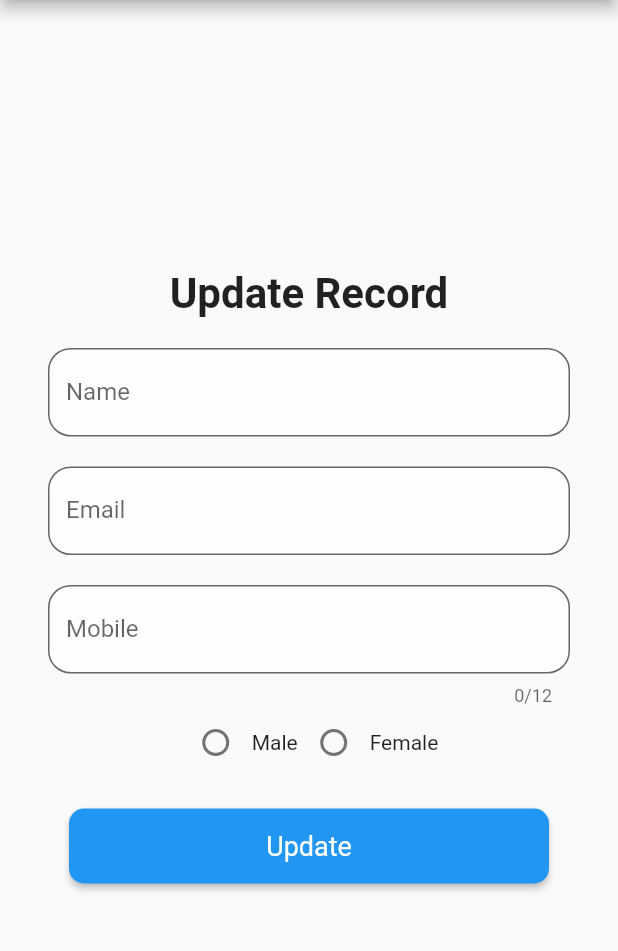
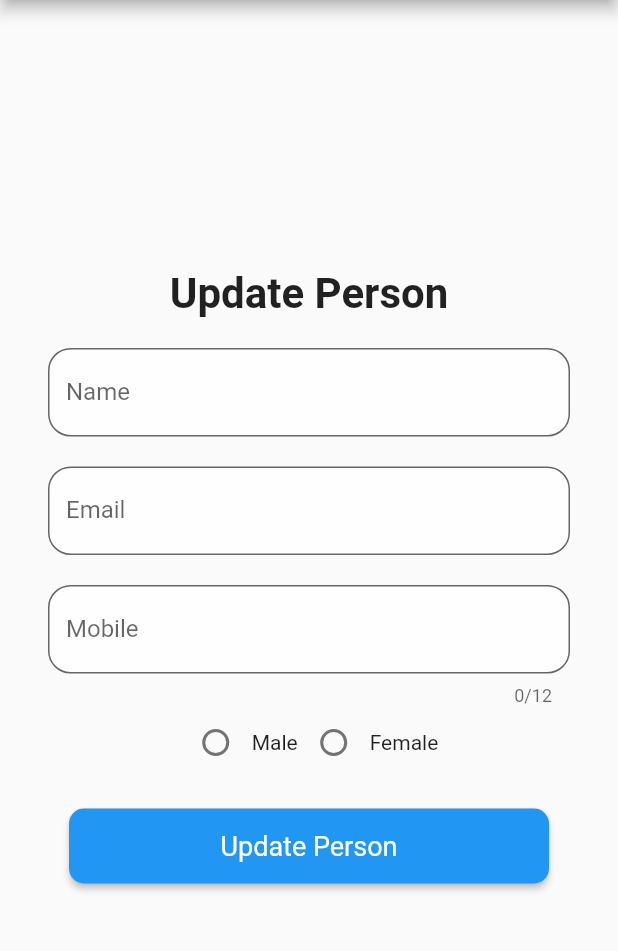
Before and after one commit to mafzaldev/flutter-firebase-crud, a Flutter app: the ListItem widget shown alone on an empty page, opened directly with empty values, after a tap on the "edit" icon, on a phone screen of 412 x 824 dp, the part 84-1035 px from its top. Run offline on Flutter 3.47's test engine with Material 2 defaults, Android fonts, the phone set to English and light mode, and no system bars; our stand-ins replace cloud_firestore, firebase_core; missing offline and left inert: bulleted_list; accounts and stored records are empty; Roboto replaces fonts that are missing (Poppins).

Commit message:
changed crud steps

```diff
--- a/lib/utils.dart
+++ b/lib/utils.dart
@@ -25,14 +25,13 @@ toggleDrawer(scaffoldKey) async {
 class Data {
   static List readData = [
     "Create function named readData() in your Flutter app.",
-    "Initialize a Cloud Firestore instance in that function app.You can do this by calling the instance() method on the Cloud Firestore class, as shown below:",
+    "Initialize a Cloud Firestore instance in that function app.You can do this by calling the instance() method on the Cloud Firestore class.",
+    "Extract the data from the QuerySnapshot object by mapping the data to your data model and converting to a list, as shown below:",
     """FirebaseFirestore.instance
     .collection('collection name')
     .snapshots()
     .map((snapshot) =>
         snapshot.docs.map((doc) => Person.fromJson(doc.data())).toList());""",
-    "Call the get() method on the reference to retrieve the data.",
-    "Extract the data from the QuerySnapshot object by mapping the data to your data model and converting to a list.",
     "Handle any errors that may occur."
   ];
 
--- a/lib/widgets/list_item_widget.dart
+++ b/lib/widgets/list_item_widget.dart
@@ -69,7 +69,7 @@ class ListItem extends StatelessWidget {
                                     email: person.email,
                                     mobile: person.mobile,
                                     gender: person.gender,
-                                    buttonText: "Update",
+                                    buttonText: "Update Person",
                                     callback: updatePersonCallback,
                                   )));
                     },
--- a/lib/widgets/person_form.dart
+++ b/lib/widgets/person_form.dart
@@ -55,7 +55,7 @@ class PersonFormState extends State<PersonForm> {
               mainAxisAlignment: MainAxisAlignment.center,
               children: [
                 Text(
-                    "${widget.buttonText == "Create" ? "Create" : "Update"} Record",
+                    "${widget.buttonText == "Add Person" ? "Add" : "Update"} Person",
                     style: const TextStyle(
                         fontSize: 28, fontWeight: FontWeight.bold)),
                 const SizedBox(
@@ -181,7 +181,7 @@ class PersonFormState extends State<PersonForm> {
                         ScaffoldMessenger.of(context).showSnackBar(
                           SnackBar(
                               content: Text(
-                                  "Person ${widget.buttonText == "Create" ? "created" : "updated"} successfully!")),
+                                  "Person ${widget.buttonText == "Add Person" ? "added" : "updated"} successfully!")),
                         );
                         nameController.clear();
                         emailController.clear();
```
Also changed, not shown: lib/main.dart (+19 -21 lines).
